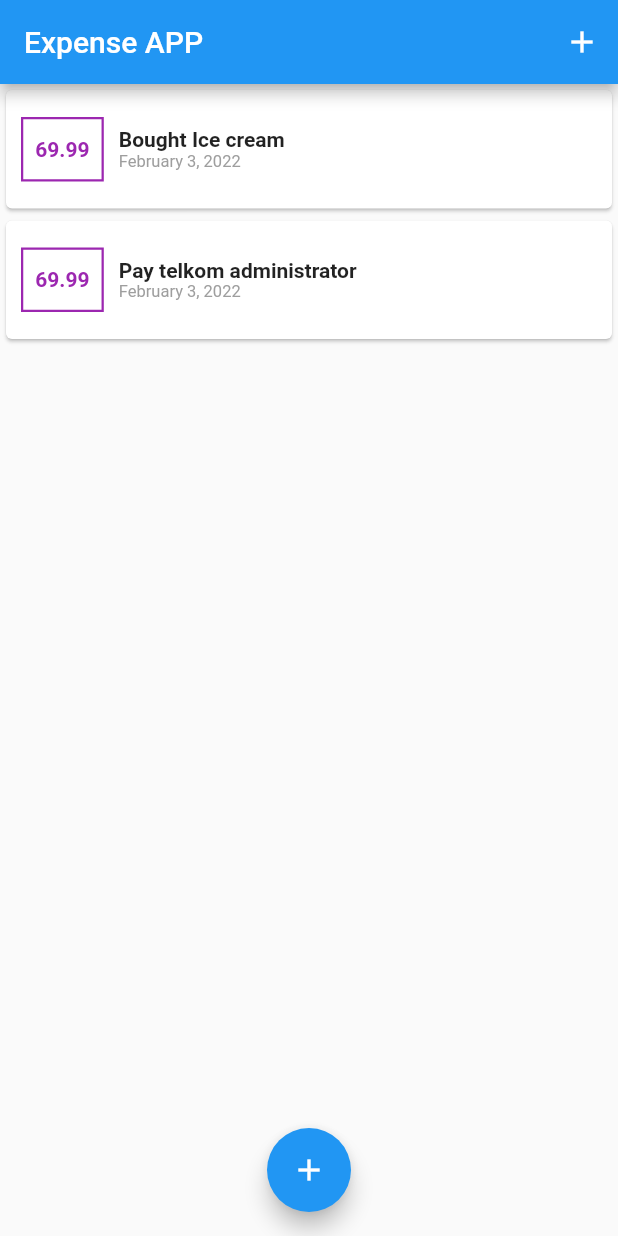
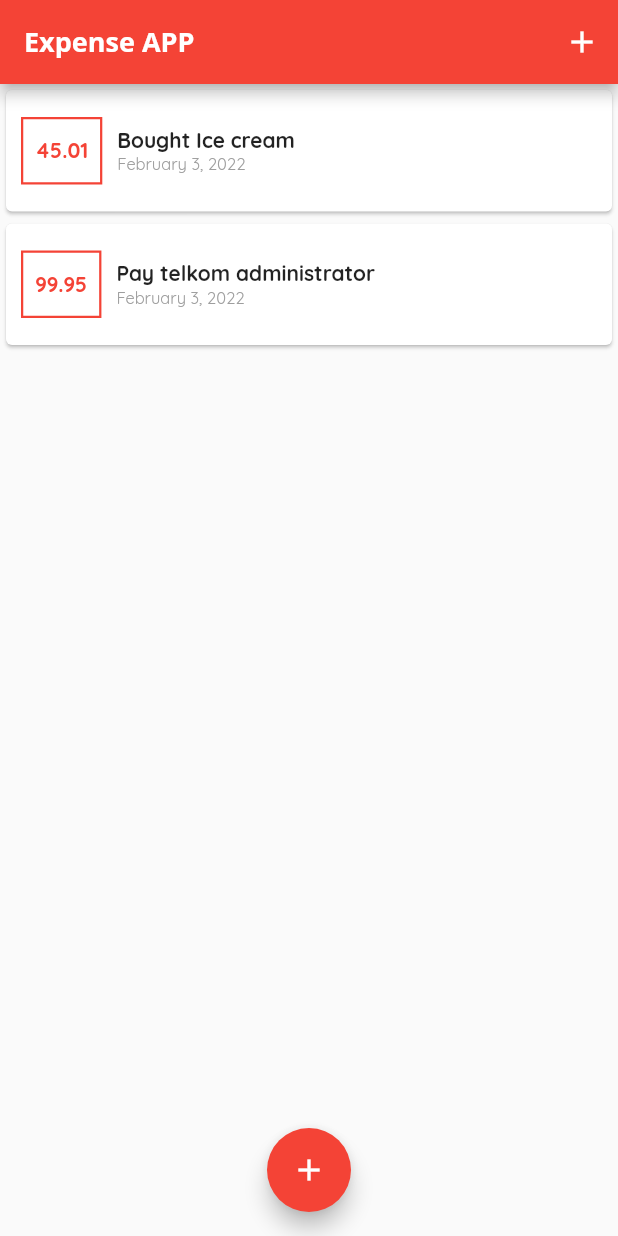
Before and after one commit to zinct/flutter-expense, a Flutter app: the screen it shows after launch, on a phone screen of 412 x 824 dp. Run offline on Flutter 3.47's test engine with Material 2 defaults, Android fonts, the phone set to English and light mode, and no system bars.

Commit message:
Custom Fonts & Working with Text Themes

```diff
--- a/lib/main.dart
+++ b/lib/main.dart
@@ -14,11 +14,11 @@ class App extends StatefulWidget {
 class _AppState extends State<App> {
   final List<Transaction> transactions = [
     Transaction(
-        id: 1, name: 'Bought Ice cream', amount: 5000, date: DateTime.now()),
+        id: 1, name: 'Bought Ice cream', amount: 45.01, date: DateTime.now()),
     Transaction(
         id: 2,
         name: 'Pay telkom administrator',
-        amount: 400000,
+        amount: 99.95,
         date: DateTime.now()),
     // Transaction(
     //     id: 2,
@@ -76,6 +76,14 @@ class _AppState extends State<App> {
     return MaterialApp(
       debugShowCheckedModeBanner: false,
       title: 'Expense App',
+      theme: ThemeData(
+          primarySwatch: Colors.red,
+          fontFamily: 'Quicksand',
+          appBarTheme: const AppBarTheme(
+              titleTextStyle: TextStyle(
+                  fontFamily: 'OpenSans',
+                  fontSize: 18,
+                  fontWeight: FontWeight.bold))),
       home: Builder(builder: (context) {
         return Scaffold(
           appBar: AppBar(
--- a/lib/transaction/transaction_item.dart
+++ b/lib/transaction/transaction_item.dart
@@ -16,10 +16,13 @@ class TransactionItem extends StatelessWidget {
           margin: const EdgeInsets.symmetric(vertical: 18, horizontal: 10),
           padding: const EdgeInsets.symmetric(vertical: 12, horizontal: 8),
           decoration: BoxDecoration(
-              border: Border.all(color: Colors.purple, width: 1.5)),
+              border: Border.all(
+                  color: Theme.of(context).primaryColor, width: 1.5)),
           child: Text(
-            '69.99',
-            style: TextStyle(color: Colors.purple, fontWeight: FontWeight.bold),
+            transaction.amount.toString(),
+            style: TextStyle(
+                color: Theme.of(context).primaryColor,
+                fontWeight: FontWeight.bold),
           ),
         ),
         Container(
```
Also changed, not shown: pubspec.yaml (+14 -14 lines), assets/fonts/OpenSans-Bold.ttf (added), assets/fonts/OpenSans-Regular.ttf (added), assets/fonts/Quicksand-Bold.ttf (added), assets/fonts/Quicksand-Light.ttf (added), assets/fonts/Quicksand-Medium.ttf (added), assets/fonts/Quicksand-Regular.ttf (added).
